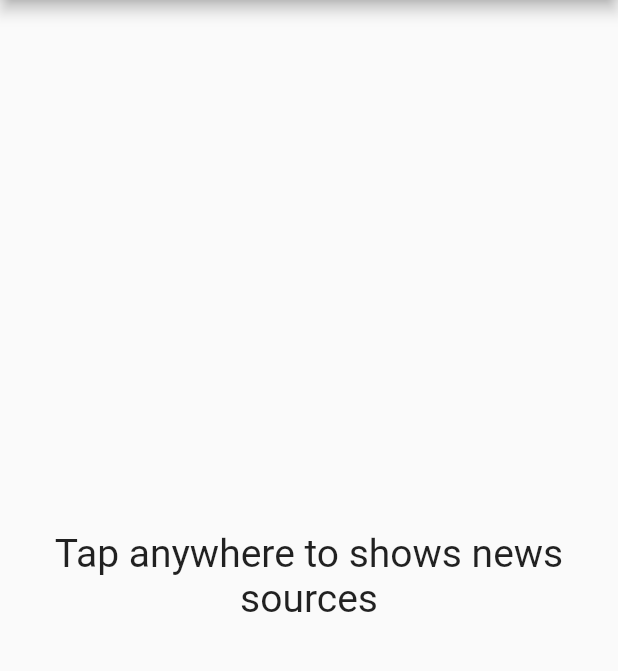
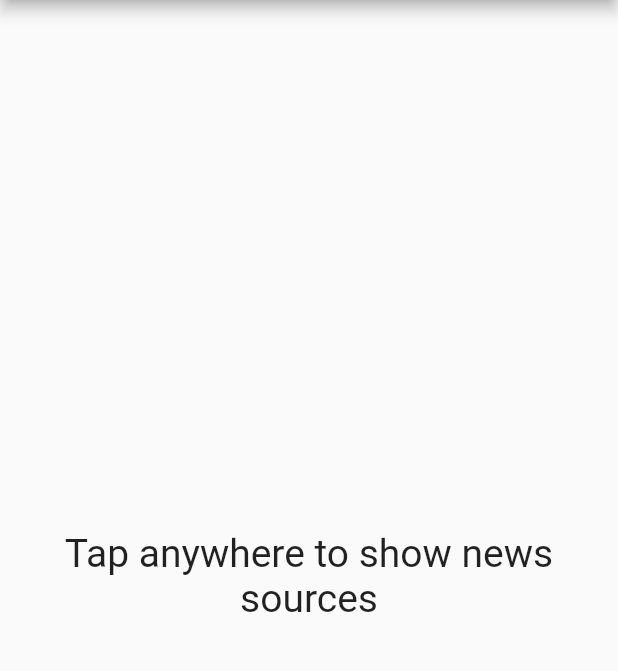
Before and after one commit to bigboateng/newsReaderFlutter, a Flutter app: the screen it shows after launch, on a phone screen of 412 x 824 dp, the part 84-755 px from its top. Run offline on Flutter 3.47's test engine with Material 2 defaults, Android fonts, the phone set to English and light mode, and no system bars; network calls fail.

Commit message:
Fix typo

```diff
--- a/lib/pages/home_page.dart
+++ b/lib/pages/home_page.dart
@@ -76,7 +76,7 @@ class _HomePageState extends State<HomePage> {
                   child: new Center(
                       child: new Padding(
                           padding: new EdgeInsets.all(16.0),
-                          child: new Text("Tap anywhere to shows news sources",
+                          child: new Text("Tap anywhere to show news sources",
                               textAlign: TextAlign.center,
                               style: new TextStyle(fontSize: 26.0))))))
         ],
```
